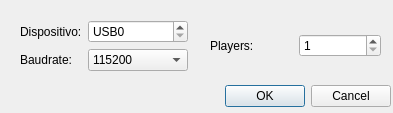
adornetejr/joystick, file manual-control/playersdialog.ui: the form before one commit.
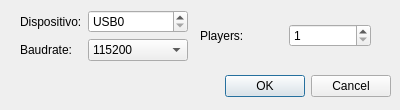
The form after the commit.

```diff
--- a/manual-control/playersdialog.ui
+++ b/manual-control/playersdialog.ui
@@ -6,8 +6,8 @@
    <rect>
     <x>0</x>
     <y>0</y>
-    <width>393</width>
-    <height>113</height>
+    <width>400</width>
+    <height>110</height>
    </rect>
   </property>
   <property name="windowTitle">
@@ -17,7 +17,7 @@
    <property name="geometry">
     <rect>
      <x>50</x>
-     <y>80</y>
+     <y>70</y>
      <width>341</width>
      <height>32</height>
     </rect>
@@ -32,8 +32,8 @@
   <widget class="QWidget" name="horizontalLayoutWidget">
    <property name="geometry">
     <rect>
-     <x>210</x>
-     <y>30</y>
+     <x>200</x>
+     <y>20</y>
      <width>171</width>
      <height>31</height>
     </rect>
@@ -62,7 +62,7 @@
    <property name="geometry">
     <rect>
      <x>20</x>
-     <y>20</y>
+     <y>10</y>
      <width>168</width>
      <height>61</height>
     </rect>
```
